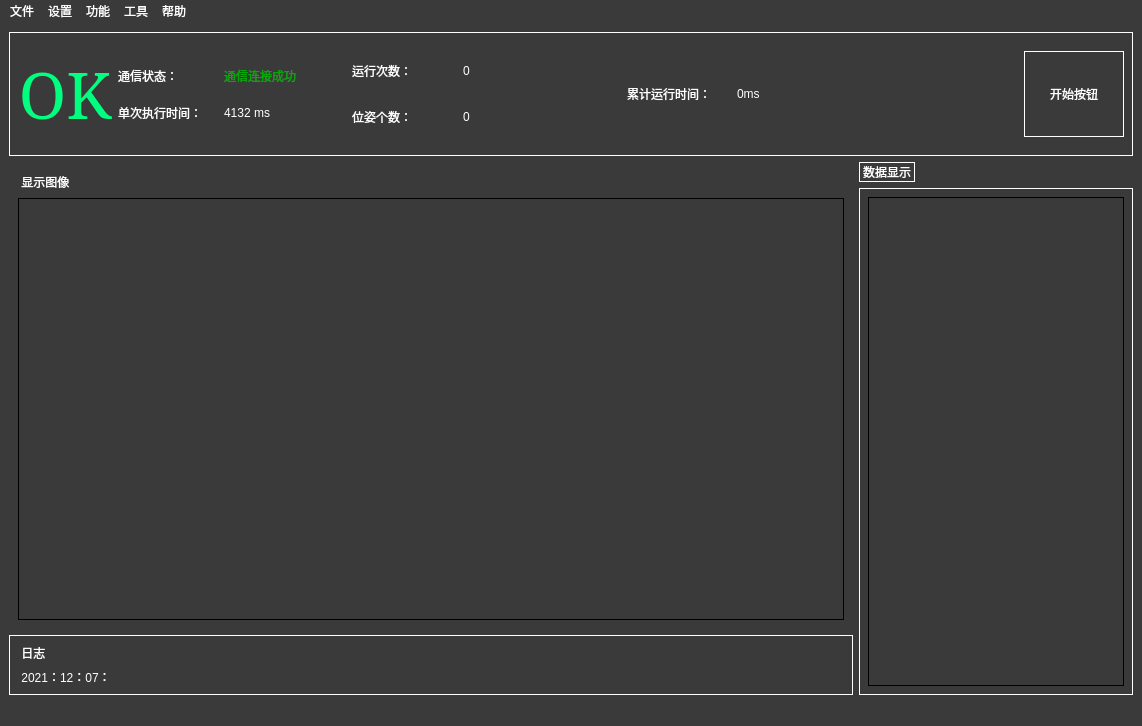
The window that resource/ui/pyqt_generated/UI_MainWindow.ui (Derkai52/LongerGUI) describes before a commit, drawn with Qt 5.
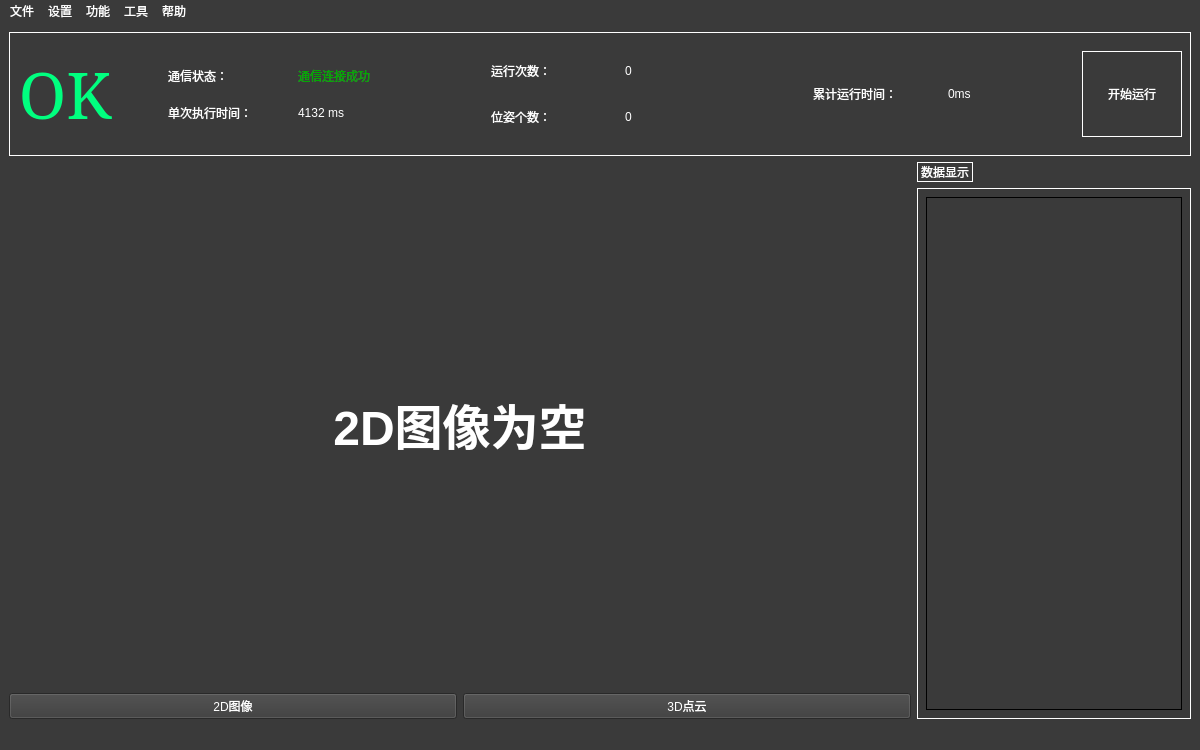
The same window after the commit. The open tabs and pages were chosen to show the change. Icons and pictures are not drawn.

Diff of the .ui file:
```diff
--- a/resource/ui/pyqt_generated/UI_MainWindow.ui
+++ b/resource/ui/pyqt_generated/UI_MainWindow.ui
@@ -6,10 +6,16 @@
    <rect>
     <x>0</x>
     <y>0</y>
-    <width>1142</width>
-    <height>726</height>
+    <width>1200</width>
+    <height>750</height>
    </rect>
   </property>
+  <property name="maximumSize">
+   <size>
+    <width>1200</width>
+    <height>750</height>
+   </size>
+  </property>
   <property name="mouseTracking">
    <bool>false</bool>
   </property>
@@ -21,6 +27,12 @@
 background-color: rgb(58, 58, 58);</string>
   </property>
   <widget class="QWidget" name="centralwidget">
+   <property name="maximumSize">
+    <size>
+     <width>1200</width>
+     <height>750</height>
+    </size>
+   </property>
    <layout class="QVBoxLayout" name="verticalLayout_9">
     <item>
      <widget class="QWidget" name="Horizontal_dingceng" native="true">
@@ -36,9 +48,9 @@
 
 </string>
       </property>
-      <layout class="QVBoxLayout" name="verticalLayout_6">
+      <layout class="QVBoxLayout" name="verticalLayout_10">
        <item>
-        <layout class="QHBoxLayout" name="horizontalLayout_8">
+        <layout class="QHBoxLayout" name="horizontalLayout_16">
          <property name="leftMargin">
           <number>0</number>
          </property>
@@ -147,7 +159,23 @@
           </widget>
          </item>
          <item>
-          <layout class="QHBoxLayout" name="horizontalLayout_7">
+          <spacer name="horizontalSpacer_4">
+           <property name="orientation">
+            <enum>Qt::Horizontal</enum>
+           </property>
+           <property name="sizeType">
+            <enum>QSizePolicy::Fixed</enum>
+           </property>
+           <property name="sizeHint" stdset="0">
+            <size>
+             <width>50</width>
+             <height>20</height>
+            </size>
+           </property>
+          </spacer>
+         </item>
+         <item>
+          <layout class="QHBoxLayout" name="horizontalLayout_17">
            <property name="leftMargin">
             <number>0</number>
            </property>
@@ -158,9 +186,9 @@
             <number>1</number>
            </property>
            <item>
-            <layout class="QHBoxLayout" name="horizontalLayout_6">
+            <layout class="QHBoxLayout" name="horizontalLayout_18">
              <item>
-              <layout class="QVBoxLayout" name="verticalLayout">
+              <layout class="QVBoxLayout" name="verticalLayout_3">
                <property name="topMargin">
                 <number>9</number>
                </property>
@@ -171,7 +199,7 @@
                 <number>9</number>
                </property>
                <item>
-                <layout class="QHBoxLayout" name="horizontalLayout">
+                <layout class="QHBoxLayout" name="horizontalLayout_communiteStatus">
                  <item>
                   <widget class="QLabel" name="label_text_beatTime">
                    <property name="enabled">
@@ -203,7 +231,7 @@
                 </layout>
                </item>
                <item>
-                <layout class="QHBoxLayout" name="horizontalLayout_2">
+                <layout class="QHBoxLayout" name="horizontalLayout_beatTime">
                  <item>
                   <widget class="QLabel" name="label_text_communiteTime">
                    <property name="sizePolicy">
@@ -249,8 +277,8 @@
                </property>
                <property name="sizeHint" stdset="0">
                 <size>
-                 <width>14</width>
-                 <height>20</height>
+                 <width>54</width>
+                 <height>19</height>
                 </size>
                </property>
               </spacer>
@@ -373,22 +401,6 @@
              </item>
             </layout>
            </item>
-           <item>
-            <spacer name="horizontalSpacer">
-             <property name="orientation">
-              <enum>Qt::Horizontal</enum>
-             </property>
-             <property name="sizeType">
-              <enum>QSizePolicy::Fixed</enum>
-             </property>
-             <property name="sizeHint" stdset="0">
-              <size>
-               <width>177</width>
-               <height>19</height>
-              </size>
-             </property>
-            </spacer>
-           </item>
            <item>
             <widget class="QPushButton" name="pushButton_start">
              <property name="sizePolicy">
@@ -404,7 +416,7 @@
               </size>
              </property>
              <property name="text">
-              <string>开始按钮</string>
+              <string>开始运行</string>
              </property>
             </widget>
            </item>
@@ -416,56 +428,22 @@
      </widget>
     </item>
     <item>
-     <layout class="QHBoxLayout" name="horizontalLayout_10" stretch="9,1">
+     <layout class="QHBoxLayout" name="horizontalLayout_display" stretch="5,1">
       <item>
-       <layout class="QVBoxLayout" name="verticalLayout_8">
+       <layout class="QVBoxLayout" name="verticalLayout_display_vision">
+        <property name="sizeConstraint">
+         <enum>QLayout::SetDefaultConstraint</enum>
+        </property>
         <item>
          <widget class="QStackedWidget" name="stackedWidget_display">
-          <property name="currentIndex">
-           <number>1</number>
-          </property>
-          <widget class="QWidget" name="page_vision_2D" native="true">
-           <layout class="QVBoxLayout" name="verticalLayout_5">
-            <item>
-             <widget class="QLabel" name="label_text_displayImage">
-              <property name="sizePolicy">
-               <sizepolicy hsizetype="Minimum" vsizetype="Fixed">
-                <horstretch>0</horstretch>
-                <verstretch>0</verstretch>
-               </sizepolicy>
-              </property>
-              <property name="minimumSize">
-               <size>
-                <width>0</width>
-                <height>21</height>
-               </size>
-              </property>
-              <property name="styleSheet">
-               <string notr="true">border-width: 0px;
-</string>
-              </property>
-              <property name="text">
-               <string> 显示图像</string>
-              </property>
-             </widget>
-            </item>
-            <item>
-             <layout class="QHBoxLayout" name="horizontalLayout_9">
-              <item>
-               <widget class="QLabel" name="label_rightImage">
-                <property name="styleSheet">
-                 <string notr="true">border-width: 1px;
-border-style: solid;
-</string>
-                </property>
+          <widget class="QWidget" name="page_vision_2D">
+           <layout class="QGridLayout" name="gridLayout">
+            <item row="0" column="0">
+             <layout class="QGridLayout" name="gridLayout_3">
+              <item row="0" column="0">
+               <widget class="QLabel" name="label_vision_2D">
                 <property name="text">
-                 <string/>
-                </property>
-                <property name="pixmap">
-                 <pixmap>../Documents/WeChat Files/wxid_r0610j6pol3u21/FileStorage/File/2021-12/Image02.jpg</pixmap>
-                </property>
-                <property name="alignment">
-                 <set>Qt::AlignCenter</set>
+                 <string>&lt;html&gt;&lt;head/&gt;&lt;body&gt;&lt;p align=&quot;center&quot;&gt;&lt;span style=&quot; font-size:36pt; font-weight:600;&quot;&gt;2D图像为空&lt;/span&gt;&lt;/p&gt;&lt;/body&gt;&lt;/html&gt;</string>
                 </property>
                </widget>
               </item>
@@ -474,70 +452,36 @@
            </layout>
           </widget>
           <widget class="QWidget" name="page_vision_3D">
-           <widget class="QWidget" name="">
-            <property name="geometry">
-             <rect>
-              <x>0</x>
-              <y>0</y>
-              <width>841</width>
-              <height>491</height>
-             </rect>
-            </property>
-            <layout class="QVBoxLayout" name="verticalLayout_10" stretch=""/>
-           </widget>
+           <layout class="QGridLayout" name="gridLayout_2">
+            <item row="0" column="0">
+             <layout class="QGridLayout" name="gridLayout_4"/>
+            </item>
+           </layout>
           </widget>
          </widget>
         </item>
         <item>
-         <widget class="QWidget" name="widget_displayLog" native="true">
-          <property name="sizePolicy">
-           <sizepolicy hsizetype="Preferred" vsizetype="Fixed">
-            <horstretch>0</horstretch>
-            <verstretch>0</verstretch>
-           </sizepolicy>
-          </property>
-          <property name="styleSheet">
-           <string notr="true">border-width: 1px;
-border-style: solid;
-</string>
-          </property>
-          <layout class="QVBoxLayout" name="verticalLayout_7">
-           <item>
-            <layout class="QVBoxLayout" name="verticalLayout_log">
-             <item>
-              <widget class="QLabel" name="label_7">
-               <property name="styleSheet">
-                <string notr="true">border-width: 0px;
-</string>
-               </property>
-               <property name="text">
-                <string> 日志</string>
-               </property>
-              </widget>
-             </item>
-             <item>
-              <widget class="QLabel" name="label_4">
-               <property name="styleSheet">
-                <string notr="true">border-width: 0px;
-</string>
-               </property>
-               <property name="text">
-                <string> 2021：12：07：</string>
-               </property>
-               <property name="alignment">
-                <set>Qt::AlignLeading|Qt::AlignLeft|Qt::AlignTop</set>
-               </property>
-              </widget>
-             </item>
-            </layout>
-           </item>
-          </layout>
-         </widget>
+         <layout class="QHBoxLayout" name="horizontalLayout_display_vision_chioce">
+          <item>
+           <widget class="QPushButton" name="pushButton_2DImage">
+            <property name="text">
+             <string>2D图像</string>
+            </property>
+           </widget>
+          </item>
+          <item>
+           <widget class="QPushButton" name="pushButton_3DCloud">
+            <property name="text">
+             <string>3D点云</string>
+            </property>
+           </widget>
+          </item>
+         </layout>
         </item>
        </layout>
       </item>
       <item>
-       <layout class="QVBoxLayout" name="verticalLayout_3">
+       <layout class="QVBoxLayout" name="verticalLayout_log_data_3">
         <item>
          <widget class="QLabel" name="label_text_displayData">
           <property name="sizePolicy">
@@ -601,7 +545,7 @@
     <rect>
      <x>0</x>
      <y>0</y>
-     <width>1142</width>
+     <width>1200</width>
      <height>23</height>
     </rect>
    </property>
```
Left out of the diff: 22 changed lines with no effect on the pictures.
